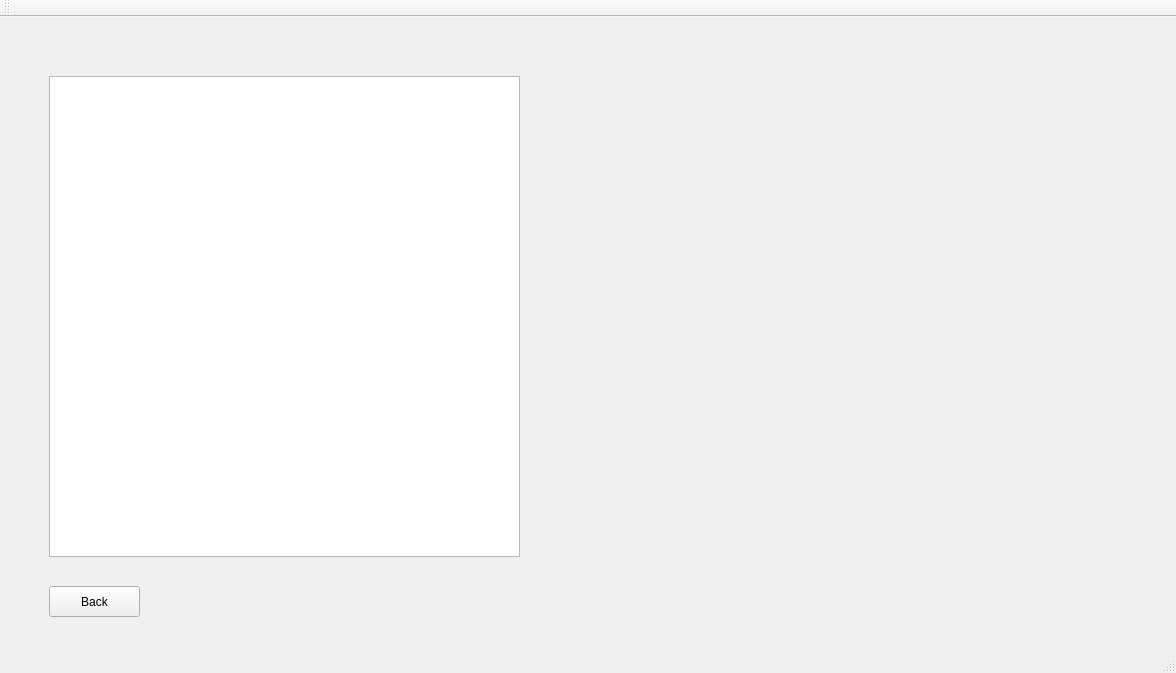
Qt form NBABasketball/mainwindow.ui (ivanOzerets/Project2) before a commit.
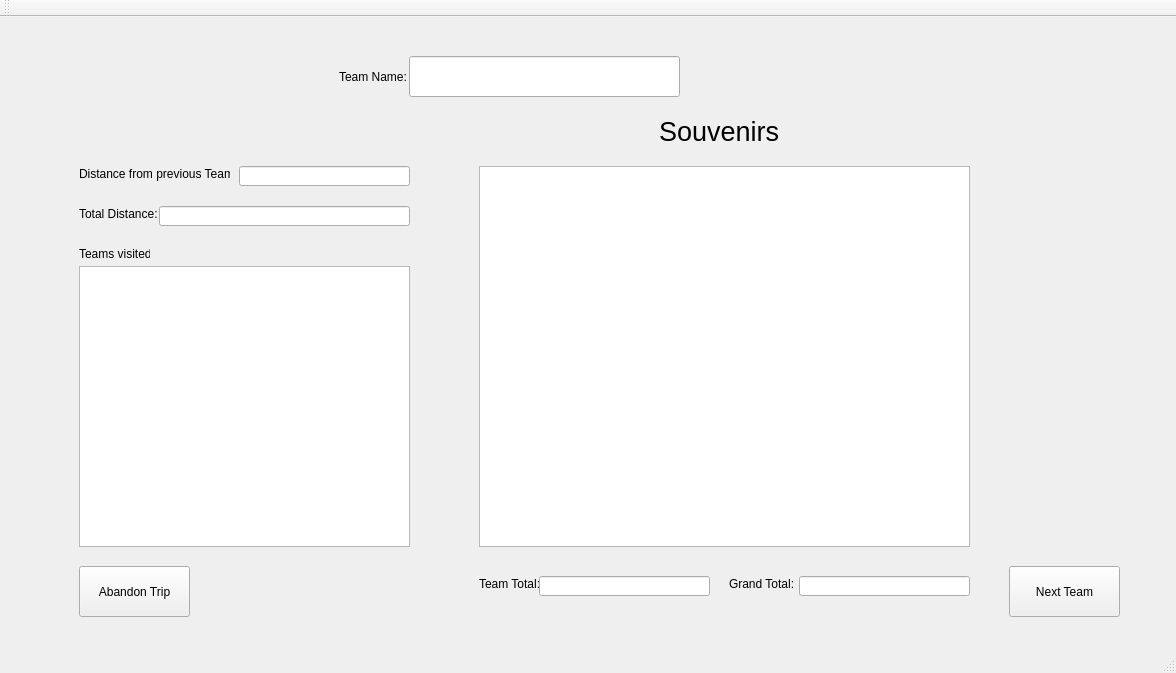
The same form after that commit. The open tabs and pages were chosen to show the change.

Commit message: Finished every trip. Needed to use two tables in the db for storage. Trip is the Teams that are going to be alone the trip. shortestDist is the cumulative sum of the distances from the trip.

```diff
--- a/NBABasketball/mainwindow.ui
+++ b/NBABasketball/mainwindow.ui
@@ -1128,27 +1128,270 @@
      </widget>
     </widget>
     <widget class="QWidget" name="page_11">
-     <widget class="QPushButton" name="MSTBack">
+     <widget class="QLineEdit" name="teamNameDisplay">
       <property name="geometry">
        <rect>
-        <x>40</x>
-        <y>560</y>
+        <x>400</x>
+        <y>30</y>
+        <width>271</width>
+        <height>41</height>
+       </rect>
+      </property>
+     </widget>
+     <widget class="QLabel" name="label_6">
+      <property name="geometry">
+       <rect>
+        <x>330</x>
+        <y>40</y>
+        <width>81</width>
+        <height>21</height>
+       </rect>
+      </property>
+      <property name="text">
+       <string>Team Name:</string>
+      </property>
+     </widget>
+     <widget class="QLabel" name="label_7">
+      <property name="geometry">
+       <rect>
+        <x>70</x>
+        <y>180</y>
+        <width>121</width>
+        <height>16</height>
+       </rect>
+      </property>
+      <property name="text">
+       <string>Total Distance:</string>
+      </property>
+     </widget>
+     <widget class="QPushButton" name="nextTeam">
+      <property name="geometry">
+       <rect>
+        <x>1000</x>
+        <y>540</y>
+        <width>111</width>
+        <height>51</height>
+       </rect>
+      </property>
+      <property name="text">
+       <string>Next Team</string>
+      </property>
+     </widget>
+     <widget class="QLabel" name="label_8">
+      <property name="geometry">
+       <rect>
+        <x>70</x>
+        <y>140</y>
+        <width>151</width>
+        <height>16</height>
+       </rect>
+      </property>
+      <property name="text">
+       <string>Distance from previous Team:</string>
+      </property>
+     </widget>
+     <widget class="QLineEdit" name="totalDistance">
+      <property name="geometry">
+       <rect>
+        <x>150</x>
+        <y>180</y>
+        <width>251</width>
+        <height>20</height>
+       </rect>
+      </property>
+     </widget>
+     <widget class="QLineEdit" name="distFromPrevTeam">
+      <property name="geometry">
+       <rect>
+        <x>230</x>
+        <y>140</y>
+        <width>171</width>
+        <height>20</height>
+       </rect>
+      </property>
+     </widget>
+     <widget class="QTreeView" name="souvenirTreeView">
+      <property name="geometry">
+       <rect>
+        <x>470</x>
+        <y>140</y>
+        <width>491</width>
+        <height>381</height>
+       </rect>
+      </property>
+     </widget>
+     <widget class="QLabel" name="label_9">
+      <property name="geometry">
+       <rect>
+        <x>650</x>
+        <y>90</y>
+        <width>121</width>
+        <height>31</height>
+       </rect>
+      </property>
+      <property name="font">
+       <font>
+        <pointsize>20</pointsize>
+       </font>
+      </property>
+      <property name="text">
+       <string>Souvenirs</string>
+      </property>
+     </widget>
+     <widget class="QPushButton" name="abandonTrip">
+      <property name="geometry">
+       <rect>
+        <x>70</x>
+        <y>540</y>
+        <width>111</width>
+        <height>51</height>
+       </rect>
+      </property>
+      <property name="text">
+       <string>Abandon Trip</string>
+      </property>
+     </widget>
+     <widget class="QTextEdit" name="teamsVisited">
+      <property name="geometry">
+       <rect>
+        <x>70</x>
+        <y>240</y>
+        <width>331</width>
+        <height>281</height>
+       </rect>
+      </property>
+     </widget>
+     <widget class="QLabel" name="label_10">
+      <property name="geometry">
+       <rect>
+        <x>70</x>
+        <y>220</y>
+        <width>71</width>
+        <height>16</height>
+       </rect>
+      </property>
+      <property name="text">
+       <string>Teams visited:</string>
+      </property>
+     </widget>
+     <widget class="QLabel" name="label_14">
+      <property name="geometry">
+       <rect>
+        <x>470</x>
+        <y>550</y>
+        <width>81</width>
+        <height>16</height>
+       </rect>
+      </property>
+      <property name="text">
+       <string>Team Total:</string>
+      </property>
+     </widget>
+     <widget class="QLabel" name="label_15">
+      <property name="geometry">
+       <rect>
+        <x>720</x>
+        <y>550</y>
+        <width>71</width>
+        <height>16</height>
+       </rect>
+      </property>
+      <property name="text">
+       <string>Grand Total:</string>
+      </property>
+     </widget>
+     <widget class="QLineEdit" name="teamPriceTotal">
+      <property name="geometry">
+       <rect>
+        <x>530</x>
+        <y>550</y>
+        <width>171</width>
+        <height>20</height>
+       </rect>
+      </property>
+     </widget>
+     <widget class="QLineEdit" name="teamGrandTotal">
+      <property name="geometry">
+       <rect>
+        <x>790</x>
+        <y>550</y>
+        <width>171</width>
+        <height>20</height>
+       </rect>
+      </property>
+     </widget>
+    </widget>
+    <widget class="QWidget" name="page_12">
+     <widget class="QLabel" name="label_11">
+      <property name="geometry">
+       <rect>
+        <x>440</x>
+        <y>30</y>
+        <width>261</width>
+        <height>31</height>
+       </rect>
+      </property>
+      <property name="font">
+       <font>
+        <pointsize>20</pointsize>
+       </font>
+      </property>
+      <property name="text">
+       <string>Your Trip has ended.</string>
+      </property>
+     </widget>
+     <widget class="QLabel" name="label_12">
+      <property name="geometry">
+       <rect>
+        <x>90</x>
+        <y>110</y>
+        <width>71</width>
+        <height>21</height>
+       </rect>
+      </property>
+      <property name="font">
+       <font>
+        <pointsize>10</pointsize>
+       </font>
+      </property>
+      <property name="text">
+       <string>Trip Totals:</string>
+      </property>
+     </widget>
+     <widget class="QLabel" name="label_13">
+      <property name="geometry">
+       <rect>
+        <x>90</x>
+        <y>160</y>
+        <width>81</width>
+        <height>16</height>
+       </rect>
+      </property>
+      <property name="text">
+       <string>Total Distance: </string>
+      </property>
+     </widget>
+     <widget class="QLineEdit" name="finalTotalDist">
+      <property name="geometry">
+       <rect>
+        <x>170</x>
+        <y>160</y>
+        <width>113</width>
+        <height>20</height>
+       </rect>
+      </property>
+     </widget>
+     <widget class="QPushButton" name="finishButton">
+      <property name="geometry">
+       <rect>
+        <x>1020</x>
+        <y>570</y>
         <width>91</width>
         <height>31</height>
        </rect>
       </property>
       <property name="text">
-       <string>Back</string>
-      </property>
-     </widget>
-     <widget class="QTextEdit" name="MST_output">
-      <property name="geometry">
-       <rect>
-        <x>40</x>
-        <y>50</y>
-        <width>471</width>
-        <height>481</height>
-       </rect>
+       <string>Finish</string>
       </property>
      </widget>
     </widget>
```
Left out of the diff: 228 changed lines with no effect on the pictures. The commit also changes 6 other files.
